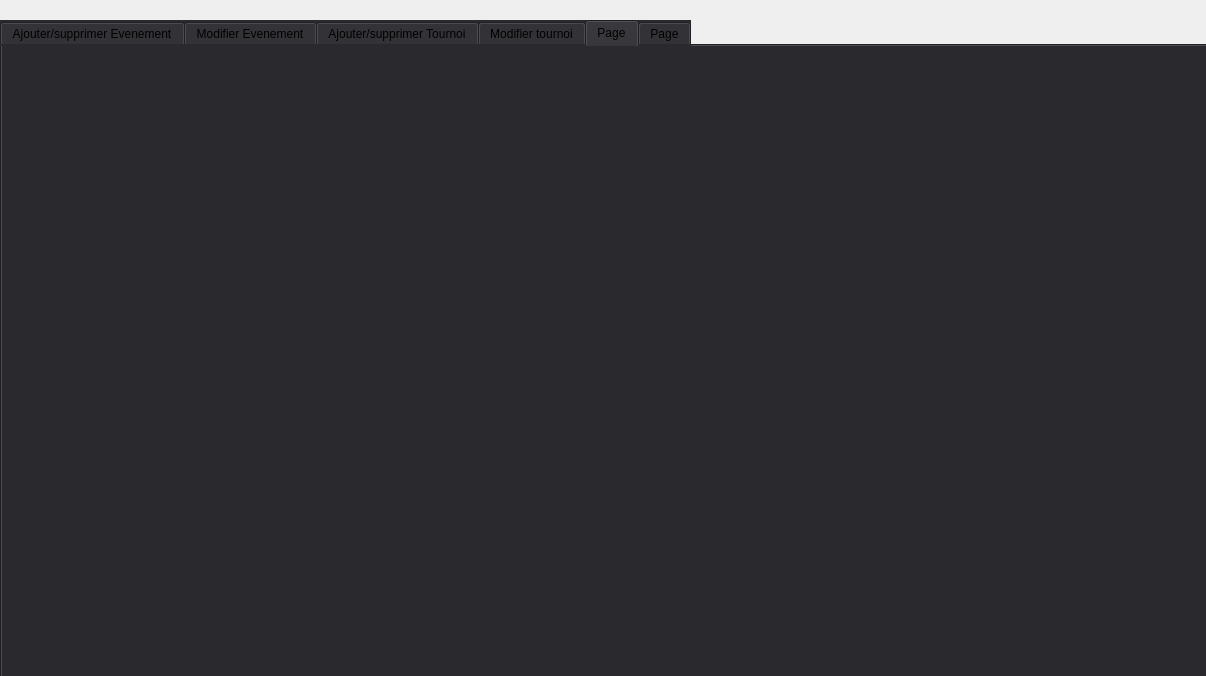
The window that event.ui (Nour9911/ApplicationE-spirit) describes before a commit, drawn with Qt 5.
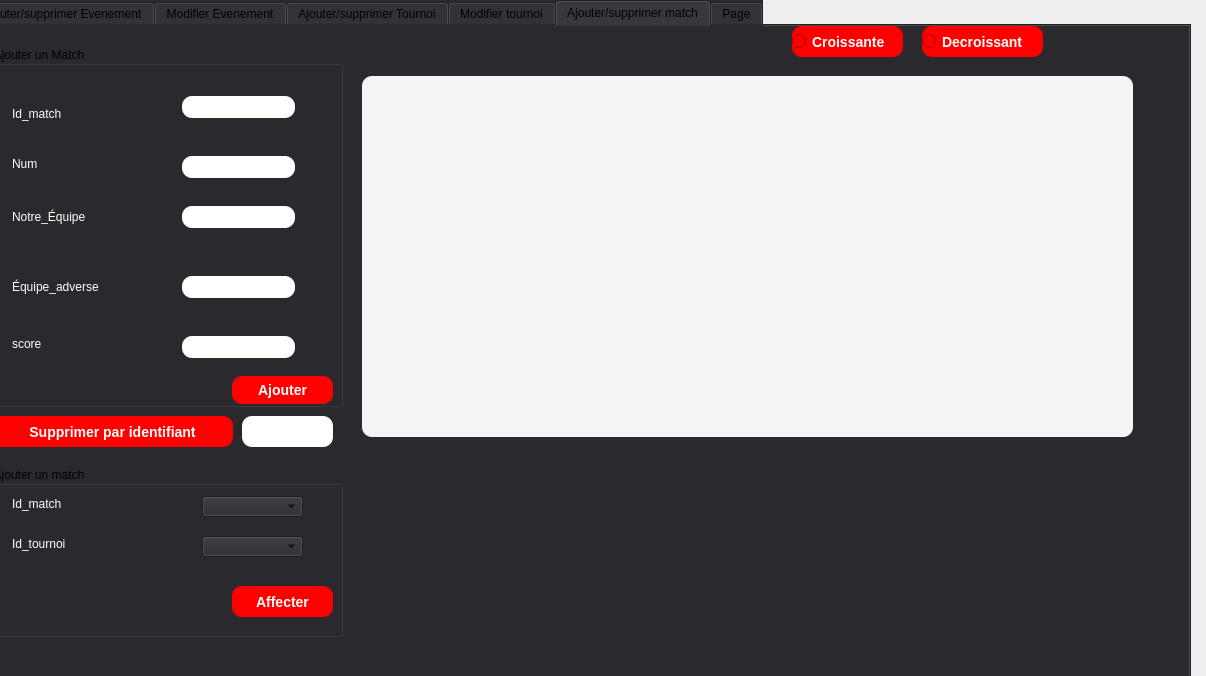
The same window after the commit. The open tabs and pages were chosen to show the change.

Diff of the .ui file:
```diff
--- a/event.ui
+++ b/event.ui
@@ -16,8 +16,8 @@
   <widget class="QTabWidget" name="TABLE">
    <property name="geometry">
     <rect>
-     <x>0</x>
-     <y>20</y>
+     <x>-30</x>
+     <y>0</y>
      <width>1221</width>
      <height>681</height>
     </rect>
@@ -1166,8 +1166,398 @@
    </widget>
    <widget class="QWidget" name="tab_3">
     <attribute name="title">
-     <string>Page</string>
+     <string>Ajouter/supprimer match</string>
     </attribute>
+    <widget class="QRadioButton" name="tri_asc_mat">
+     <property name="geometry">
+      <rect>
+       <x>820</x>
+       <y>0</y>
+       <width>111</width>
+       <height>31</height>
+      </rect>
+     </property>
+     <property name="styleSheet">
+      <string notr="true">color: white;
+                                         
+background-color: rgb(255, 0, 0);
+                                         border-radius: 10px;
+                                         font: bold 14px;</string>
+     </property>
+     <property name="text">
+      <string>Croissante</string>
+     </property>
+    </widget>
+    <widget class="QGroupBox" name="groupBox_34">
+     <property name="geometry">
+      <rect>
+       <x>20</x>
+       <y>440</y>
+       <width>351</width>
+       <height>171</height>
+      </rect>
+     </property>
+     <property name="styleSheet">
+      <string notr="true">font: 12pt &quot;MS Shell Dlg 2&quot;;</string>
+     </property>
+     <property name="title">
+      <string>Ajouter un match</string>
+     </property>
+     <widget class="QLabel" name="label_147">
+      <property name="geometry">
+       <rect>
+        <x>20</x>
+        <y>30</y>
+        <width>121</width>
+        <height>16</height>
+       </rect>
+      </property>
+      <property name="styleSheet">
+       <string notr="true">color: rgb(255, 255, 255);
+font: 11pt &quot;MS Shell Dlg 2&quot;;</string>
+      </property>
+      <property name="text">
+       <string>Id_match</string>
+      </property>
+     </widget>
+     <widget class="QLabel" name="label_160">
+      <property name="geometry">
+       <rect>
+        <x>20</x>
+        <y>70</y>
+        <width>111</width>
+        <height>16</height>
+       </rect>
+      </property>
+      <property name="styleSheet">
+       <string notr="true">color: rgb(255, 255, 255);
+font: 11pt &quot;MS Shell Dlg 2&quot;;</string>
+      </property>
+      <property name="text">
+       <string>Id_tournoi</string>
+      </property>
+     </widget>
+     <widget class="QComboBox" name="combo_Idm_1">
+      <property name="geometry">
+       <rect>
+        <x>210</x>
+        <y>30</y>
+        <width>101</width>
+        <height>21</height>
+       </rect>
+      </property>
+     </widget>
+     <widget class="QComboBox" name="combo_Idt_3">
+      <property name="geometry">
+       <rect>
+        <x>210</x>
+        <y>70</y>
+        <width>101</width>
+        <height>21</height>
+       </rect>
+      </property>
+     </widget>
+     <widget class="QPushButton" name="pushButton_2">
+      <property name="geometry">
+       <rect>
+        <x>240</x>
+        <y>120</y>
+        <width>101</width>
+        <height>31</height>
+       </rect>
+      </property>
+      <property name="styleSheet">
+       <string notr="true">color: white;
+                                         
+background-color: rgb(255, 0, 0);
+                                         border-radius: 10px;
+                                         font: bold 14px;
+</string>
+      </property>
+      <property name="text">
+       <string>Affecter</string>
+      </property>
+     </widget>
+    </widget>
+    <widget class="QTableView" name="table_mat">
+     <property name="geometry">
+      <rect>
+       <x>390</x>
+       <y>50</y>
+       <width>771</width>
+       <height>361</height>
+      </rect>
+     </property>
+     <property name="styleSheet">
+      <string notr="true">color: black;
+                                        
+background-color: rgb(245, 245, 245);
+font: 14pt &quot;MS Shell Dlg 2&quot;;
+                                         border-radius: 10px;
+                                         font: bold 14px;</string>
+     </property>
+    </widget>
+    <widget class="QLineEdit" name="supprimer_mat_2">
+     <property name="geometry">
+      <rect>
+       <x>270</x>
+       <y>390</y>
+       <width>91</width>
+       <height>31</height>
+      </rect>
+     </property>
+     <property name="styleSheet">
+      <string notr="true">color: black;
+                                         background-color: white;
+                                         border-radius: 10px;
+                                         font: bold 14px;</string>
+     </property>
+     <property name="text">
+      <string/>
+     </property>
+    </widget>
+    <widget class="QPushButton" name="supprimer_mat">
+     <property name="geometry">
+      <rect>
+       <x>20</x>
+       <y>390</y>
+       <width>241</width>
+       <height>31</height>
+      </rect>
+     </property>
+     <property name="styleSheet">
+      <string notr="true">color: white;
+                                         
+background-color: rgb(255, 0, 0);
+                                         border-radius: 10px;
+                                         font: bold 14px;
+</string>
+     </property>
+     <property name="text">
+      <string>Supprimer par identifiant</string>
+     </property>
+    </widget>
+    <widget class="QGroupBox" name="groupBox_35">
+     <property name="geometry">
+      <rect>
+       <x>20</x>
+       <y>20</y>
+       <width>351</width>
+       <height>361</height>
+      </rect>
+     </property>
+     <property name="styleSheet">
+      <string notr="true">font: 12pt &quot;MS Shell Dlg 2&quot;;</string>
+     </property>
+     <property name="title">
+      <string>Ajouter un Match</string>
+     </property>
+     <widget class="QLabel" name="label_161">
+      <property name="geometry">
+       <rect>
+        <x>20</x>
+        <y>60</y>
+        <width>111</width>
+        <height>16</height>
+       </rect>
+      </property>
+      <property name="styleSheet">
+       <string notr="true">color: rgb(255, 255, 255);
+font: 11pt &quot;MS Shell Dlg 2&quot;;</string>
+      </property>
+      <property name="text">
+       <string>Id_match</string>
+      </property>
+     </widget>
+     <widget class="QLineEdit" name="ajouter_idm">
+      <property name="geometry">
+       <rect>
+        <x>190</x>
+        <y>50</y>
+        <width>113</width>
+        <height>22</height>
+       </rect>
+      </property>
+      <property name="styleSheet">
+       <string notr="true">color: black;
+                                         background-color: white;
+                                         border-radius: 10px;
+                                         font: bold 14px;</string>
+      </property>
+     </widget>
+     <widget class="QPushButton" name="ajouter_mat">
+      <property name="geometry">
+       <rect>
+        <x>240</x>
+        <y>330</y>
+        <width>101</width>
+        <height>28</height>
+       </rect>
+      </property>
+      <property name="styleSheet">
+       <string notr="true">color: white;
+                                         
+background-color: rgb(255, 0, 0);
+                                         border-radius: 10px;
+                                         font: bold 14px;</string>
+      </property>
+      <property name="text">
+       <string>Ajouter</string>
+      </property>
+     </widget>
+     <widget class="QLabel" name="label_162">
+      <property name="geometry">
+       <rect>
+        <x>20</x>
+        <y>110</y>
+        <width>111</width>
+        <height>16</height>
+       </rect>
+      </property>
+      <property name="styleSheet">
+       <string notr="true">color: rgb(255, 255, 255);
+font: 11pt &quot;MS Shell Dlg 2&quot;;</string>
+      </property>
+      <property name="text">
+       <string>Num</string>
+      </property>
+     </widget>
+     <widget class="QLineEdit" name="ajouter_num_m">
+      <property name="geometry">
+       <rect>
+        <x>190</x>
+        <y>110</y>
+        <width>113</width>
+        <height>22</height>
+       </rect>
+      </property>
+      <property name="styleSheet">
+       <string notr="true">color: black;
+                                         background-color: white;
+                                         border-radius: 10px;
+                                         font: bold 14px;</string>
+      </property>
+     </widget>
+     <widget class="QLabel" name="label_163">
+      <property name="geometry">
+       <rect>
+        <x>20</x>
+        <y>160</y>
+        <width>131</width>
+        <height>21</height>
+       </rect>
+      </property>
+      <property name="styleSheet">
+       <string notr="true">color: rgb(255, 255, 255);
+font: 11pt &quot;MS Shell Dlg 2&quot;;</string>
+      </property>
+      <property name="text">
+       <string>Notre_Équipe</string>
+      </property>
+     </widget>
+     <widget class="QLabel" name="label_164">
+      <property name="geometry">
+       <rect>
+        <x>20</x>
+        <y>230</y>
+        <width>131</width>
+        <height>21</height>
+       </rect>
+      </property>
+      <property name="styleSheet">
+       <string notr="true">color: rgb(255, 255, 255);
+font: 11pt &quot;MS Shell Dlg 2&quot;;</string>
+      </property>
+      <property name="text">
+       <string>Équipe_adverse</string>
+      </property>
+     </widget>
+     <widget class="QLabel" name="label_165">
+      <property name="geometry">
+       <rect>
+        <x>20</x>
+        <y>290</y>
+        <width>111</width>
+        <height>16</height>
+       </rect>
+      </property>
+      <property name="styleSheet">
+       <string notr="true">color: rgb(255, 255, 255);
+font: 11pt &quot;MS Shell Dlg 2&quot;;</string>
+      </property>
+      <property name="text">
+       <string>score</string>
+      </property>
+     </widget>
+     <widget class="QLineEdit" name="ajouter_eq_h">
+      <property name="geometry">
+       <rect>
+        <x>190</x>
+        <y>160</y>
+        <width>113</width>
+        <height>22</height>
+       </rect>
+      </property>
+      <property name="styleSheet">
+       <string notr="true">color: black;
+                                         background-color: white;
+                                         border-radius: 10px;
+                                         font: bold 14px;</string>
+      </property>
+     </widget>
+     <widget class="QLineEdit" name="ajouter_eq_a">
+      <property name="geometry">
+       <rect>
+        <x>190</x>
+        <y>230</y>
+        <width>113</width>
+        <height>22</height>
+       </rect>
+      </property>
+      <property name="styleSheet">
+       <string notr="true">color: black;
+                                         background-color: white;
+                                         border-radius: 10px;
+                                         font: bold 14px;</string>
+      </property>
+     </widget>
+     <widget class="QLineEdit" name="ajouter_score">
+      <property name="geometry">
+       <rect>
+        <x>190</x>
+        <y>290</y>
+        <width>113</width>
+        <height>22</height>
+       </rect>
+      </property>
+      <property name="styleSheet">
+       <string notr="true">color: black;
+                                         background-color: white;
+                                         border-radius: 10px;
+                                         font: bold 14px;</string>
+      </property>
+     </widget>
+    </widget>
+    <widget class="QRadioButton" name="tri_desc_mat">
+     <property name="geometry">
+      <rect>
+       <x>950</x>
+       <y>0</y>
+       <width>121</width>
+       <height>31</height>
+      </rect>
+     </property>
+     <property name="styleSheet">
+      <string notr="true">color: white;
+                                         
+background-color: rgb(255, 0, 0);
+                                         border-radius: 10px;
+                                         font: bold 14px;</string>
+     </property>
+     <property name="text">
+      <string>Decroissant</string>
+     </property>
+    </widget>
    </widget>
    <widget class="QWidget" name="tab_4">
     <attribute name="title">
```
Left out of the diff: 356 changed lines with no effect on the pictures.
